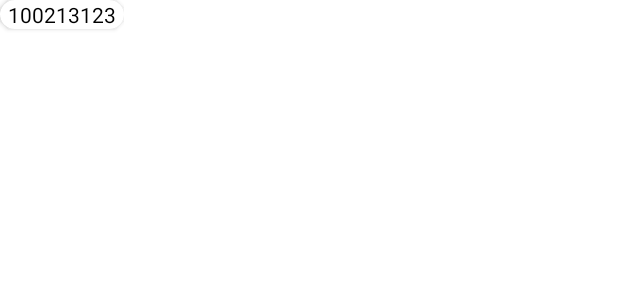
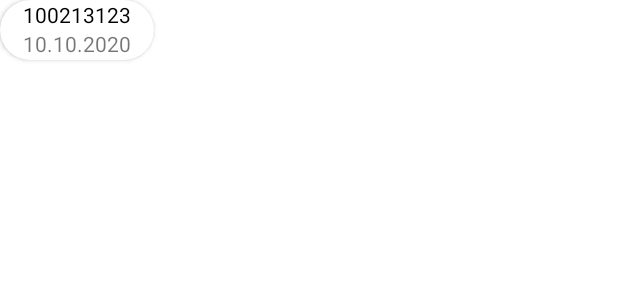
Before and after one commit to Klewerro/Covid-19-Tracker, an Android app: the layout custom_marker_view.xml on its own in the app's theme, with its tools: preview values and no code run, on a phone screen of 412 x 824 dp. Shown: the top 300 px of the screen. Run offline under Robolectric (Android 15) with nearby library versions, the phone set to English and light mode, and no system bars; network calls fail.

```diff
--- a/app/src/main/java/com/klewerro/covidapp/util/SharedPreferencesHelper.kt
+++ b/app/src/main/java/com/klewerro/covidapp/util/SharedPreferencesHelper.kt
@@ -3,6 +3,8 @@ package com.klewerro.covidapp.util
 interface SharedPreferencesHelper {
     fun saveFetchTime(timeInNanoseconds: Long)
     fun getFetchTime(): Long
+    fun saveLastFetchedCountryId(countryId: Int)
+    fun getLastFetchedCountryId(): Int
     fun saveCountryId(countryId: Int)
     fun getCountryId(): Int
     fun saveWidgetCountry(widgetId: Int, countryCode: String)
--- a/app/src/main/res/layout/custom_marker_view.xml
+++ b/app/src/main/res/layout/custom_marker_view.xml
@@ -1,25 +1,36 @@
 <?xml version="1.0" encoding="utf-8"?>
-<RelativeLayout xmlns:android="http://schemas.android.com/apk/res/android"
+<androidx.cardview.widget.CardView xmlns:android="http://schemas.android.com/apk/res/android"
     xmlns:app="http://schemas.android.com/apk/res-auto"
     xmlns:tools="http://schemas.android.com/tools"
     android:layout_width="wrap_content"
-    android:layout_height="30dp">
+    android:layout_height="40dp"
+    app:cardCornerRadius="20dp">
 
-    <androidx.cardview.widget.CardView
-        android:layout_width="wrap_content"
+    <LinearLayout
+        android:layout_width="match_parent"
         android:layout_height="wrap_content"
-        app:cardCornerRadius="20dp">
+        android:orientation="vertical"
+        android:paddingLeft="10dp"
+        android:paddingRight="10dp">
 
         <TextView
-            android:id="@+id/markerContentTextView"
-            android:layout_width="wrap_content"
+            android:id="@+id/markerValueTextView"
+            android:layout_width="match_parent"
             android:layout_height="wrap_content"
             android:layout_marginLeft="5dp"
             android:layout_marginRight="5dp"
             android:textColor="@color/black"
+            android:textAlignment="center"
             tools:text="100213123" />
 
-    </androidx.cardview.widget.CardView>
+        <TextView
+            android:id="@+id/markerDateTextView"
+            android:layout_width="match_parent"
+            android:layout_height="wrap_content"
+            android:textAlignment="center"
+            tools:text="10.10.2020"/>
+
+    </LinearLayout>
 
 
-</RelativeLayout>
+</androidx.cardview.widget.CardView>
```
Also changed, not shown: app/src/main/java/com/klewerro/covidapp/ui/Home/CoronaLineChart.kt (+11 -4 lines), app/src/main/java/com/klewerro/covidapp/ui/Home/CustomMarkerView.kt (+13 -4 lines), app/src/main/java/com/klewerro/covidapp/util/SharedPreferencesHelperImpl.kt (+7 -0 lines), app/src/main/java/com/klewerro/covidapp/viewmodel/HomeViewModel.kt (+11 -6 lines).
